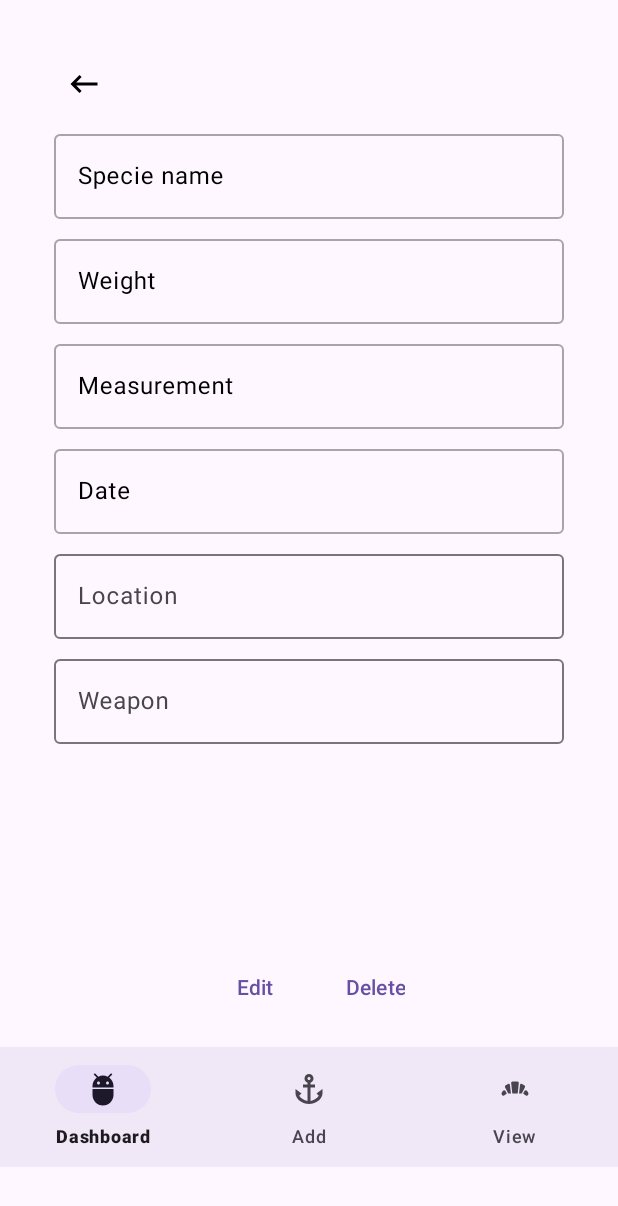
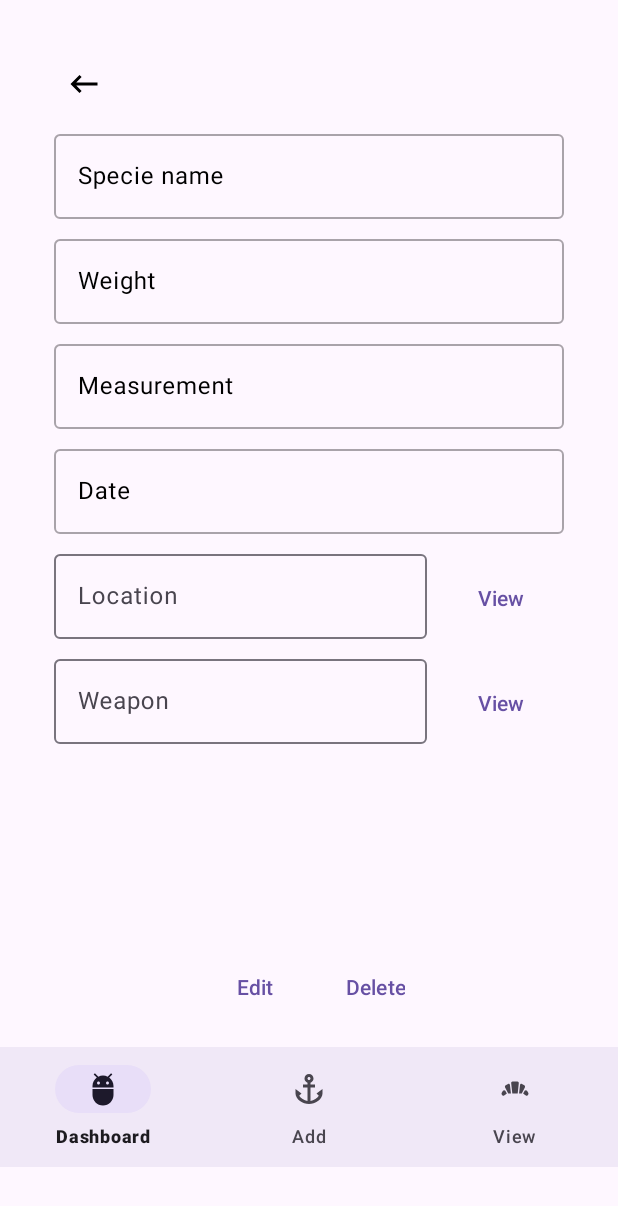
Before and after one commit to PietervanderMerwe/game-trail-tracker, an Android app: the fragment AnimalViewDetailFragment placed in its activity, on a phone screen of 412 x 824 dp. Shown: the top 1206 px of the screen. Run offline under Robolectric (Android 15) with nearby library versions, the phone set to English and light mode, and no system bars; our stand-ins replace Room's generated code, navigation-ui; 1 statement that could not run was skipped.

Commit message:
Bug fixing

```diff
--- a/app/src/main/res/layout/fragment_animal_view_detail.xml
+++ b/app/src/main/res/layout/fragment_animal_view_detail.xml
@@ -54,7 +54,7 @@
                 android:id="@+id/editTextWeightViewDetail"
                 android:layout_width="match_parent"
                 android:layout_height="wrap_content"
-                android:hint="@string/weight"/>
+                android:hint="@string/weight" />
 
         </com.google.android.material.textfield.TextInputLayout>
 
@@ -93,33 +93,35 @@
             android:id="@+id/LocationLayoutViewDetail"
             android:layout_width="match_parent"
             android:layout_height="wrap_content"
-            android:orientation="horizontal">
+            android:orientation="horizontal"
+            android:weightSum="2">
 
             <com.google.android.material.textfield.TextInputLayout
                 android:id="@+id/textInputLayoutLocationViewDetail"
-                android:layout_width="match_parent"
+                android:layout_width="0dp"
                 android:layout_height="wrap_content"
+                android:layout_weight="1.5"
                 android:paddingTop="8dp">
 
                 <EditText
                     android:id="@+id/LocationViewDetail"
                     android:layout_width="match_parent"
                     android:layout_height="wrap_content"
-                    android:layout_weight="1"
                     android:clickable="true"
                     android:cursorVisible="false"
                     android:focusable="false"
                     android:hint="@string/hunting_location" />
-
             </com.google.android.material.textfield.TextInputLayout>
 
             <Button
                 android:id="@+id/button_view_location"
                 style="?android:attr/buttonBarButtonStyle"
-                android:layout_width="wrap_content"
+                android:layout_width="0dp"
                 android:layout_height="wrap_content"
+                android:layout_weight="0.5"
                 android:text="@string/view" />
         </LinearLayout>
+
 
         <Spinner
             android:id="@+id/spinnerLocationViewDetail"
@@ -132,12 +134,14 @@
             android:id="@+id/WeaponLayoutViewDetail"
             android:layout_width="match_parent"
             android:layout_height="wrap_content"
-            android:orientation="horizontal">
+            android:orientation="horizontal"
+            android:weightSum="2">
 
             <com.google.android.material.textfield.TextInputLayout
                 android:id="@+id/textInputLayoutWeaponViewDetail"
-                android:layout_width="match_parent"
+                android:layout_width="0dp"
                 android:layout_height="wrap_content"
+                android:layout_weight="1.5"
                 android:paddingTop="8dp">
 
                 <EditText
@@ -155,8 +159,9 @@
             <Button
                 android:id="@+id/button_view_weapon"
                 style="?android:attr/buttonBarButtonStyle"
-                android:layout_width="wrap_content"
+                android:layout_width="0dp"
                 android:layout_height="wrap_content"
+                android:layout_weight="0.5"
                 android:text="@string/view" />
         </LinearLayout>
 
```
